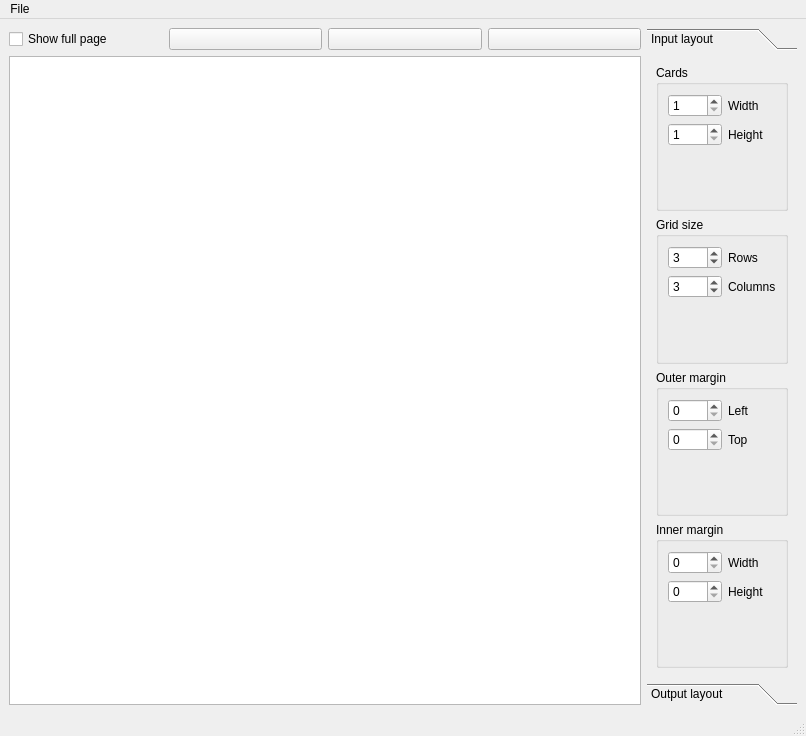
The window that ui/main.ui (court-jus/yack) describes before a commit, drawn with Qt 5.
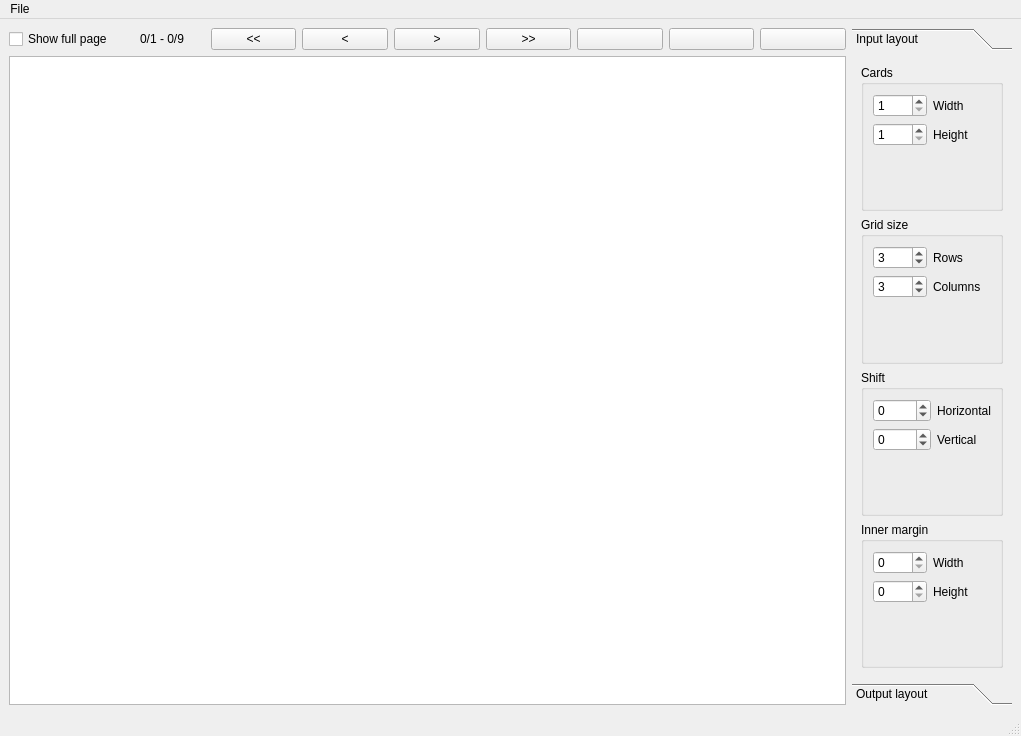
The same window after the commit. Icons and pictures are not drawn.

Commit message: New coordinates system based on the center of the page + choose card and page + refresh on widgets modification

Diff of the .ui file:
```diff
--- a/ui/main.ui
+++ b/ui/main.ui
@@ -6,7 +6,7 @@
    <rect>
     <x>0</x>
     <y>0</y>
-    <width>806</width>
+    <width>1021</width>
     <height>736</height>
    </rect>
   </property>
@@ -26,6 +26,44 @@
           </property>
          </widget>
         </item>
+        <item>
+         <widget class="QLabel" name="currentDisplay">
+          <property name="text">
+           <string>0/1 - 0/9</string>
+          </property>
+          <property name="alignment">
+           <set>Qt::AlignCenter</set>
+          </property>
+         </widget>
+        </item>
+        <item>
+         <widget class="QPushButton" name="prevPageButton">
+          <property name="text">
+           <string>&lt;&lt;</string>
+          </property>
+         </widget>
+        </item>
+        <item>
+         <widget class="QPushButton" name="prevCardButton">
+          <property name="text">
+           <string>&lt;</string>
+          </property>
+         </widget>
+        </item>
+        <item>
+         <widget class="QPushButton" name="nextCardButton">
+          <property name="text">
+           <string>&gt;</string>
+          </property>
+         </widget>
+        </item>
+        <item>
+         <widget class="QPushButton" name="nextPageButton">
+          <property name="text">
+           <string>&gt;&gt;</string>
+          </property>
+         </widget>
+        </item>
         <item>
          <widget class="QPushButton" name="rotateButton">
           <property name="text">
@@ -89,8 +127,8 @@
         <rect>
          <x>0</x>
          <y>0</y>
-         <width>165</width>
-         <height>621</height>
+         <width>192</width>
+         <height>596</height>
         </rect>
        </property>
        <attribute name="label">
@@ -195,11 +233,14 @@
         <item>
          <widget class="QGroupBox" name="groupBox_2">
           <property name="title">
-           <string>Outer margin</string>
+           <string>Shift</string>
           </property>
           <layout class="QFormLayout" name="formLayout_2">
            <item row="0" column="0">
-            <widget class="QSpinBox" name="inputOuterLeft">
+            <widget class="QSpinBox" name="shiftHor">
+             <property name="minimum">
+              <number>-9999</number>
+             </property>
              <property name="maximum">
               <number>9999</number>
              </property>
@@ -208,12 +249,15 @@
            <item row="0" column="1">
             <widget class="QLabel" name="label_3">
              <property name="text">
-              <string>Left</string>
+              <string>Horizontal</string>
              </property>
             </widget>
            </item>
            <item row="1" column="0">
-            <widget class="QSpinBox" name="inputOuterTop">
+            <widget class="QSpinBox" name="shiftVert">
+             <property name="minimum">
+              <number>-9999</number>
+             </property>
              <property name="maximum">
               <number>9999</number>
              </property>
@@ -222,7 +266,7 @@
            <item row="1" column="1">
             <widget class="QLabel" name="label_5">
              <property name="text">
-              <string>Top</string>
+              <string>Vertical</string>
              </property>
             </widget>
            </item>
@@ -294,8 +338,8 @@
     <rect>
      <x>0</x>
      <y>0</y>
-     <width>806</width>
-     <height>19</height>
+     <width>1021</width>
+     <height>25</height>
     </rect>
    </property>
    <widget class="QMenu" name="menuTest">
```
Left out of the diff: 4 changed lines with no effect on the pictures. The commit also changes 2 other files.
